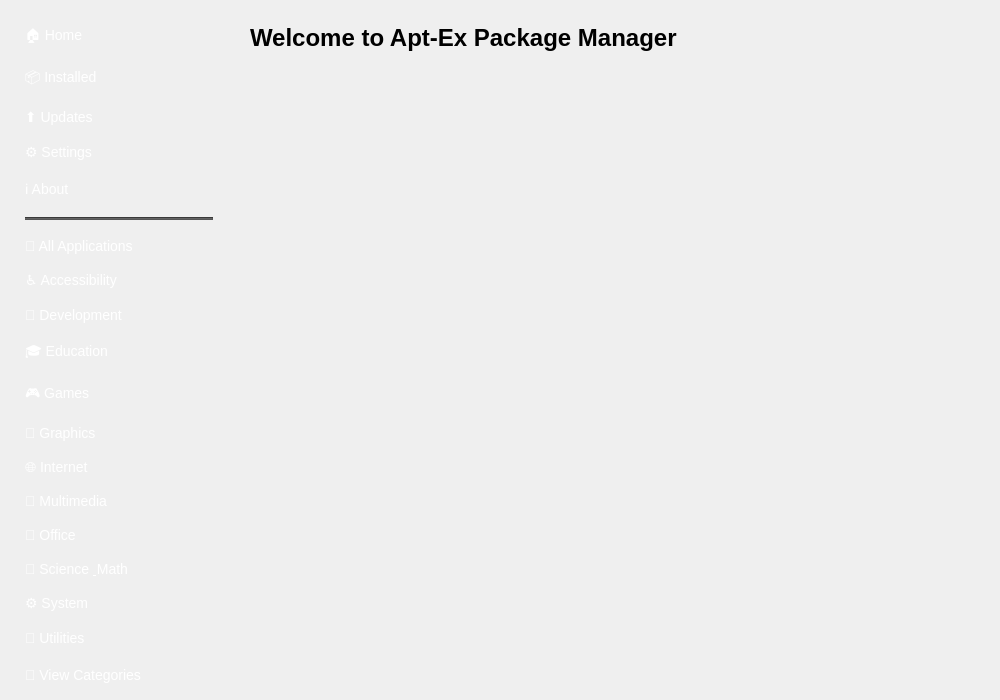
Old version of the form src/ui/windows/main_window.ui in the repository anocweb/apt-ex-package-manager.
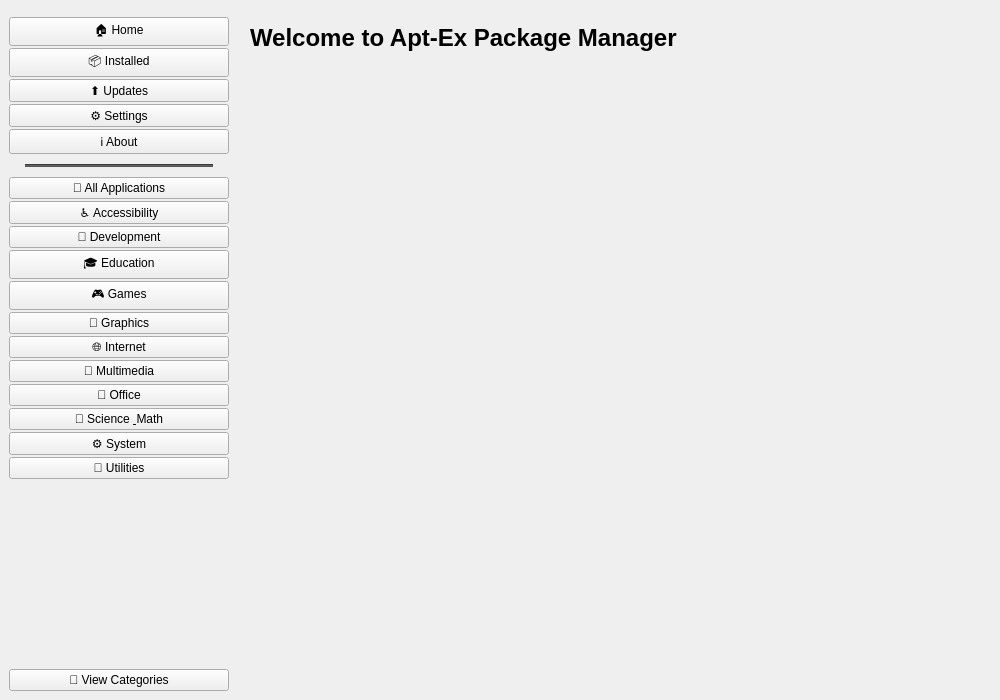
New version of the form.

Commit message:
Fix sidebar background color by removing UI stylesheet
- Remove stylesheet from UI file to let code control styling
- Ensures palette(base) is properly applied for dark sidebar
- Sidebar now uses #141618 in dark themes as expected

Diff of the .ui file:
```diff
--- a/src/ui/windows/main_window.ui
+++ b/src/ui/windows/main_window.ui
@@ -36,17 +36,7 @@
        </size>
       </property>
       <property name="styleSheet">
-       <string>QWidget#sidebar { background-color: #2d3142; }
-QPushButton { 
-  text-align: left; 
-  padding: 8px 16px; 
-  border: none; 
-  color: white;
-  font-size: 14px;
-}
-QPushButton:hover { background-color: #3e4a61; }
-QPushButton:pressed { background-color: #1e2328; }
-QPushButton[selected="true"] { background-color: #4a90e2; color: white; }</string>
+       <string/>
       </property>
       <layout class="QVBoxLayout" name="sidebarWrapperLayout">
        <property name="spacing">
```
The commit also changes 1 other file.
